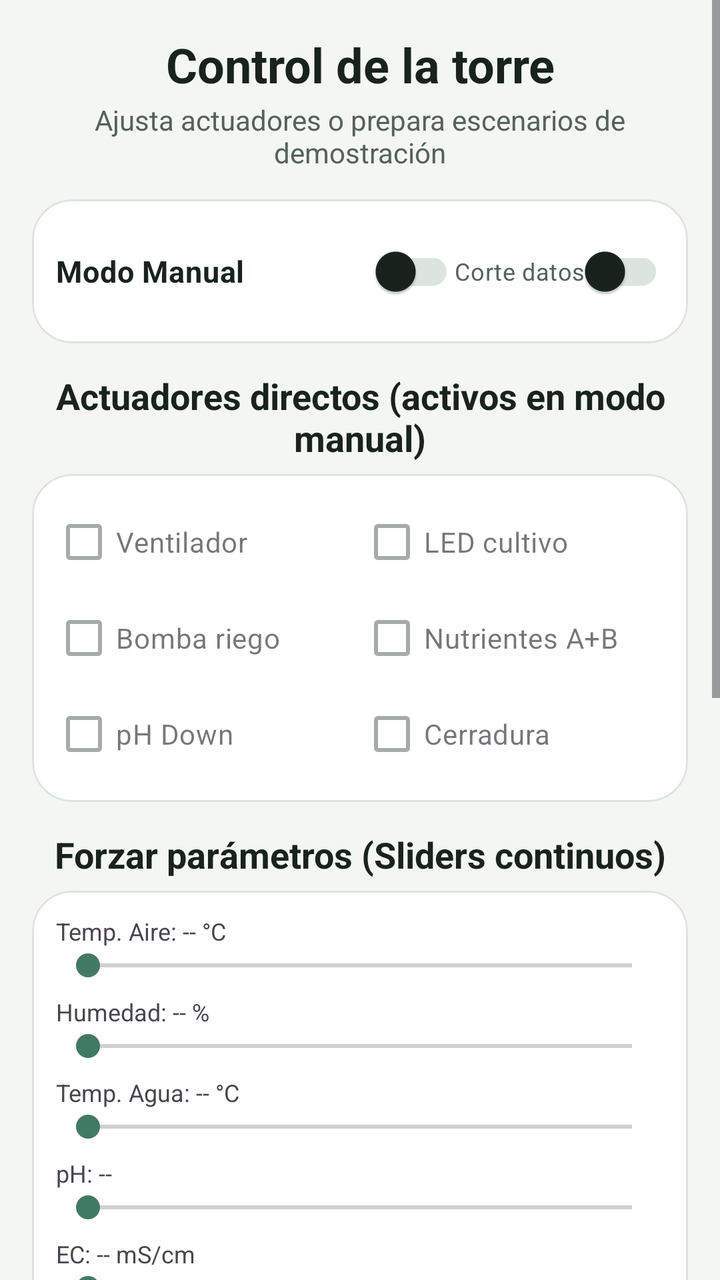
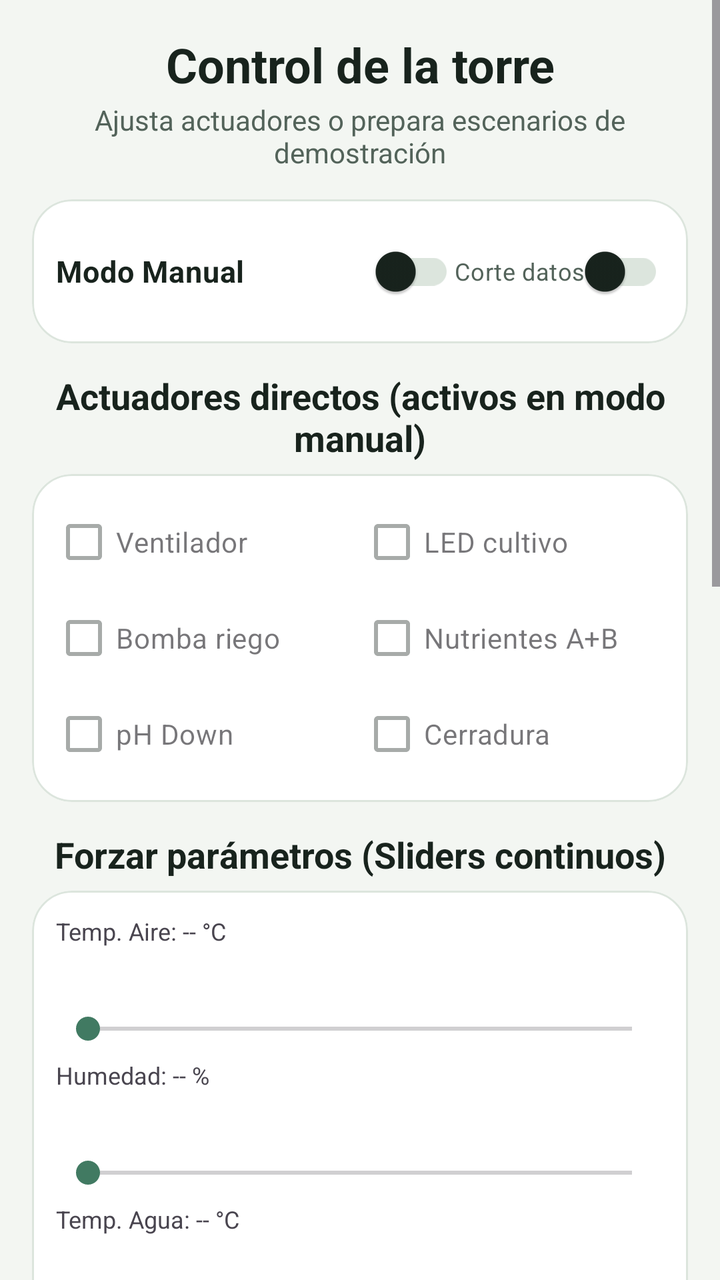

Before-and-after screenshots of an Android layout around one commit, followed by the original layout XML and the change that was made.
<!-- AndroidManifest.xml: application theme Theme.HidroSmart -->
<!-- res/layout/fragment_control.xml -->
<?xml version="1.0" encoding="utf-8"?>
<ScrollView xmlns:android="http://schemas.android.com/apk/res/android"
    xmlns:app="http://schemas.android.com/apk/res-auto"
    android:layout_width="match_parent"
    android:layout_height="match_parent"
    android:background="@color/fondo_pantalla"
    android:fillViewport="true">

    <LinearLayout
        android:layout_width="match_parent"
        android:layout_height="wrap_content"
        android:orientation="vertical"
        android:padding="@dimen/screen_padding">

        <TextView
            android:gravity="center"
            android:layout_width="match_parent"
            android:layout_height="wrap_content"
            android:layout_marginBottom="2dp"
            android:text="@string/control_titulo_pantalla"
            android:textColor="@color/texto_principal"
            android:textSize="24sp"
            android:textStyle="bold" />

        <TextView
            android:gravity="center"
            android:layout_width="match_parent"
            android:layout_height="wrap_content"
            android:layout_marginBottom="14dp"
            android:text="@string/control_subtitulo_pantalla"
            android:textColor="@color/texto_secundario"
            android:textSize="14sp" />

        
        <com.google.android.material.card.MaterialCardView
            android:layout_width="match_parent"
            android:layout_height="wrap_content"
            app:cardCornerRadius="20dp"
            app:cardElevation="0dp">

            <LinearLayout
                android:layout_width="match_parent"
                android:layout_height="wrap_content"
                android:gravity="center_vertical"
                android:orientation="horizontal"
                android:padding="12dp">

                <com.google.android.material.switchmaterial.SwitchMaterial
                    android:id="@+id/swModoManual"
                    android:layout_width="0dp"
                    android:layout_height="wrap_content"
                    android:layout_weight="1"
                    android:text="@string/control_modo_manual"
                    android:textColor="@color/texto_principal"
                    android:textSize="15sp"
                    android:textStyle="bold" />

                <com.google.android.material.switchmaterial.SwitchMaterial
                    android:id="@+id/swCorteDatos"
                    android:layout_width="wrap_content"
                    android:layout_height="wrap_content"
                    android:text="@string/control_corte_datos"
                    android:textColor="@color/texto_secundario"
                    android:textSize="12sp" />
            </LinearLayout>
        </com.google.android.material.card.MaterialCardView>

        
        <TextView
            android:gravity="center"
            android:layout_width="match_parent"
            android:layout_height="wrap_content"
            android:layout_marginTop="14dp"
            android:text="@string/control_actuadores_titulo"
            android:textColor="@color/texto_principal"
            android:textSize="18sp"
            android:textStyle="bold" />

        <com.google.android.material.card.MaterialCardView
            android:layout_width="match_parent"
            android:layout_height="wrap_content"
            android:layout_marginTop="6dp"
            app:cardCornerRadius="20dp"
            app:cardElevation="0dp">

            <GridLayout
                android:layout_width="match_parent"
                android:layout_height="wrap_content"
                android:columnCount="2"
                android:padding="10dp">

                <com.google.android.material.checkbox.MaterialCheckBox
                    android:id="@+id/chkVentilador"
                    android:layout_width="0dp"
                    android:layout_columnWeight="1"
                    android:enabled="false"
                    android:text="@string/control_ventilador" />

                <com.google.android.material.checkbox.MaterialCheckBox
                    android:id="@+id/chkLed"
                    android:layout_width="0dp"
                    android:layout_columnWeight="1"
                    android:enabled="false"
                    android:text="@string/control_led" />

                <com.google.android.material.checkbox.MaterialCheckBox
                    android:id="@+id/chkBomba"
                    android:layout_width="0dp"
                    android:layout_columnWeight="1"
                    android:enabled="false"
                    android:text="@string/control_bomba_riego" />

                <com.google.android.material.checkbox.MaterialCheckBox
                    android:id="@+id/chkNutrientes"
                    android:layout_width="0dp"
                    android:layout_columnWeight="1"
                    android:enabled="false"
                    android:text="@string/control_nutrientes" />

                <com.google.android.material.checkbox.MaterialCheckBox
                    android:id="@+id/chkPhPump"
                    android:layout_width="0dp"
                    android:layout_columnWeight="1"
                    android:enabled="false"
                    android:text="@string/control_ph_down" />

                <com.google.android.material.checkbox.MaterialCheckBox
                    android:id="@+id/chkCerradura"
                    android:layout_width="0dp"
                    android:layout_columnWeight="1"
                    android:enabled="false"
                    android:text="@string/control_cerradura" />
            </GridLayout>
        </com.google.android.material.card.MaterialCardView>

        
        <TextView
            android:gravity="center"
            android:layout_width="match_parent"
            android:layout_height="wrap_content"
            android:layout_marginTop="14dp"
            android:text="@string/control_forzar_parametros"
            android:textColor="@color/texto_principal"
            android:textSize="18sp"
            android:textStyle="bold" />

        <com.google.android.material.card.MaterialCardView
            android:layout_width="match_parent"
            android:layout_height="wrap_content"
            android:layout_marginTop="6dp"
            app:cardCornerRadius="20dp"
            app:cardElevation="0dp">

            <LinearLayout
                android:layout_width="match_parent"
                android:layout_height="wrap_content"
                android:orientation="vertical"
                android:padding="12dp">

                
                <TextView android:id="@+id/lblSeekAire" android:layout_width="wrap_content" android:layout_height="wrap_content" android:text="@string/control_temp_aire_inicial" android:textSize="12sp" />
                <SeekBar android:id="@+id/seekAire" android:layout_width="match_parent" android:layout_height="wrap_content" android:max="45" />

                
                <TextView android:id="@+id/lblSeekHum" android:layout_width="wrap_content" android:layout_height="wrap_content" android:layout_marginTop="6dp" android:text="@string/control_humedad_inicial" android:textSize="12sp" />
                <SeekBar android:id="@+id/seekHum" android:layout_width="match_parent" android:layout_height="wrap_content" android:max="100" />

                
                <TextView android:id="@+id/lblSeekAgua" android:layout_width="wrap_content" android:layout_height="wrap_content" android:layout_marginTop="6dp" android:text="@string/control_temp_agua_inicial" android:textSize="12sp" />
                <SeekBar android:id="@+id/seekAgua" android:layout_width="match_parent" android:layout_height="wrap_content" android:max="30" />

                
                <TextView android:id="@+id/lblSeekPh" android:layout_width="wrap_content" android:layout_height="wrap_content" android:layout_marginTop="6dp" android:text="@string/control_ph_inicial" android:textSize="12sp" />
                <SeekBar android:id="@+id/seekPh" android:layout_width="match_parent" android:layout_height="wrap_content" android:max="60" />

                
                <TextView android:id="@+id/lblSeekEc" android:layout_width="wrap_content" android:layout_height="wrap_content" android:layout_marginTop="6dp" android:text="@string/control_ec_inicial" android:textSize="12sp" />
                <SeekBar android:id="@+id/seekEc" android:layout_width="match_parent" android:layout_height="wrap_content" android:max="45" />

                
                <TextView android:id="@+id/lblSeekLux" android:layout_width="wrap_content" android:layout_height="wrap_content" android:layout_marginTop="6dp" android:text="@string/control_luz_inicial" android:textSize="12sp" />
                <SeekBar android:id="@+id/seekLux" android:layout_width="match_parent" android:layout_height="wrap_content" android:max="100" />

                
                <TextView android:id="@+id/lblSeekNivel" android:layout_width="wrap_content" android:layout_height="wrap_content" android:layout_marginTop="6dp" android:text="@string/control_nivel_inicial" android:textSize="12sp" />
                <SeekBar android:id="@+id/seekNivel" android:layout_width="match_parent" android:layout_height="wrap_content" android:max="100" />
            </LinearLayout>
        </com.google.android.material.card.MaterialCardView>

        
        <TextView
            android:gravity="center"
            android:layout_width="match_parent"
            android:layout_height="wrap_content"
            android:layout_marginTop="14dp"
            android:text="@string/control_inyectar_escenarios"
            android:textColor="@color/texto_principal"
            android:textSize="18sp"
            android:textStyle="bold" />

        <GridLayout
            android:layout_width="match_parent"
            android:layout_height="wrap_content"
            android:layout_marginTop="6dp"
            android:columnCount="2">

            <Button android:id="@+id/btnEscCalor" style="?attr/materialButtonOutlinedStyle" android:layout_width="0dp" android:layout_columnWeight="1" android:layout_margin="2dp" android:text="@string/control_escenario_calor" />
            <Button android:id="@+id/btnEscFrio" style="?attr/materialButtonOutlinedStyle" android:layout_width="0dp" android:layout_columnWeight="1" android:layout_margin="2dp" android:text="@string/control_escenario_frio" />
            <Button android:id="@+id/btnEscAguaCal" style="?attr/materialButtonOutlinedStyle" android:layout_width="0dp" android:layout_columnWeight="1" android:layout_margin="2dp" android:text="@string/control_escenario_agua_caliente" />
            <Button android:id="@+id/btnEscAguaFria" style="?attr/materialButtonOutlinedStyle" android:layout_width="0dp" android:layout_columnWeight="1" android:layout_margin="2dp" android:text="@string/control_escenario_agua_fria" />
            <Button android:id="@+id/btnEscPhAlto" style="?attr/materialButtonOutlinedStyle" android:layout_width="0dp" android:layout_columnWeight="1" android:layout_margin="2dp" android:text="@string/control_escenario_ph_alto" />
            <Button android:id="@+id/btnEscPhBajo" style="?attr/materialButtonOutlinedStyle" android:layout_width="0dp" android:layout_columnWeight="1" android:layout_margin="2dp" android:text="@string/control_escenario_ph_bajo" />
            <Button android:id="@+id/btnEscEcBaja" style="?attr/materialButtonOutlinedStyle" android:layout_width="0dp" android:layout_columnWeight="1" android:layout_margin="2dp" android:text="@string/control_escenario_ec_baja" />
            <Button android:id="@+id/btnEscEcAlta" style="?attr/materialButtonOutlinedStyle" android:layout_width="0dp" android:layout_columnWeight="1" android:layout_margin="2dp" android:text="@string/control_escenario_ec_alta" />
            <Button android:id="@+id/btnEscOscuridad" style="?attr/materialButtonOutlinedStyle" android:layout_width="0dp" android:layout_columnWeight="1" android:layout_margin="2dp" android:text="@string/control_escenario_poca_luz" />
            <Button android:id="@+id/btnEscNivelBajo" style="?attr/materialButtonOutlinedStyle" android:layout_width="0dp" android:layout_columnWeight="1" android:layout_margin="2dp" android:text="@string/control_escenario_nivel_bajo" />
            <Button android:id="@+id/btnEscNivelCritico" style="?attr/materialButtonOutlinedStyle" android:layout_width="0dp" android:layout_columnWeight="1" android:layout_margin="2dp" android:text="@string/control_escenario_nivel_critico" />
            <Button android:id="@+id/btnEscNormal" style="?attr/materialButtonOutlinedStyle" android:layout_width="0dp" android:layout_columnWeight="1" android:layout_margin="2dp" android:text="@string/control_escenario_normal" />
        </GridLayout>

        <Button
            android:id="@+id/btnRellenarEstanque"
            android:layout_width="match_parent"
            android:layout_height="wrap_content"
            android:layout_marginTop="8dp"
            android:text="@string/control_rellenar_estanque" />

    </LinearLayout>
</ScrollView>
<!-- resources referenced by this layout -->
<resources>
  <color name="fondo_pantalla">#F3F6F2</color>
  <color name="texto_principal">#18231D</color>
  <color name="texto_secundario">#53635A</color>
  <dimen name="screen_padding">16dp</dimen>
  <string name="control_actuadores_titulo">Actuadores directos (activos en modo manual)</string>
  <string name="control_bomba_riego">Bomba riego</string>
  <string name="control_cerradura">Cerradura</string>
  <string name="control_corte_datos">Corte datos</string>
  <string name="control_ec_inicial">EC: -- mS/cm</string>
  <string name="control_escenario_agua_caliente">Agua caliente</string>
  <string name="control_escenario_agua_fria">Agua fría</string>
  <string name="control_escenario_calor">Calor</string>
  <string name="control_escenario_ec_alta">EC alta</string>
  <string name="control_escenario_ec_baja">EC baja</string>
  <string name="control_escenario_frio">Frío</string>
  <string name="control_escenario_nivel_bajo">Nivel bajo</string>
  <string name="control_escenario_nivel_critico">Nivel crítico</string>
  <string name="control_escenario_normal">Normal</string>
  <string name="control_escenario_ph_alto">pH alto</string>
  <string name="control_escenario_ph_bajo">pH bajo</string>
  <string name="control_escenario_poca_luz">Poca luz</string>
  <string name="control_forzar_parametros">Forzar parámetros (Sliders continuos)</string>
  <string name="control_humedad_inicial" formatted="false">Humedad: -- %</string>
  <string name="control_inyectar_escenarios">Inyectar escenarios de falla / prueba</string>
  <string name="control_led">LED cultivo</string>
  <string name="control_luz_inicial">Luz: -- lux</string>
  <string name="control_modo_manual">Modo Manual</string>
  <string name="control_nivel_inicial" formatted="false">Nivel Estanque: -- %</string>
  <string name="control_nutrientes">Nutrientes A+B</string>
  <string name="control_ph_down">pH Down</string>
  <string name="control_ph_inicial">pH: --</string>
  <string name="control_rellenar_estanque" formatted="false">Rellenar estanque (100%)</string>
  <string name="control_subtitulo_pantalla">Ajusta actuadores o prepara escenarios de demostración</string>
  <string name="control_temp_agua_inicial">Temp. Agua: -- °C</string>
  <string name="control_temp_aire_inicial">Temp. Aire: -- °C</string>
  <string name="control_titulo_pantalla">Control de la torre</string>
  <string name="control_ventilador">Ventilador</string>
  <style name="Theme.HidroSmart" parent="Base.Theme.HidroSmart" />
  <color name="verde_primario">#1D5C45</color>
  <color name="verde_primario_variante">#123F30</color>
  <color name="white">#FFFFFFFF</color>
  <color name="verde_claro">#E5F1E9</color>
  <color name="verde_secundario">#417A62</color>
  <color name="superficie_tarjeta">#FFFFFF</color>
  <color name="divisor">#DCE5DD</color>
  <color name="alerta_error">#B3261E</color>
  <style name="Widget.HidroSmart.Button" parent="Widget.Material3.Button">
          <item name="cornerRadius">16dp</item>
          <item name="android:textAllCaps">false</item>
      </style>
  <style name="Widget.HidroSmart.Button.Outlined" parent="Widget.Material3.Button.OutlinedButton">
          <item name="cornerRadius">16dp</item>
          <item name="android:textAllCaps">false</item>
      </style>
  <!-- unchanged entries left out for length: 2 -->
</resources>

<!-- the commit's change to res/layout/fragment_control.xml (unified diff, before → after) -->
@@ -41,6 +41,7 @@
             <LinearLayout
                 android:layout_width="match_parent"
                 android:layout_height="wrap_content"
+                android:minHeight="48dp"
                 android:gravity="center_vertical"
                 android:orientation="horizontal"
                 android:padding="12dp">
@@ -158,32 +159,125 @@
                 android:padding="12dp">
 
                 
-                <TextView android:id="@+id/lblSeekAire" android:layout_width="wrap_content" android:layout_height="wrap_content" android:text="@string/control_temp_aire_inicial" android:textSize="12sp" />
-                <SeekBar android:id="@+id/seekAire" android:layout_width="match_parent" android:layout_height="wrap_content" android:max="45" />
-
-                
-                <TextView android:id="@+id/lblSeekHum" android:layout_width="wrap_content" android:layout_height="wrap_content" android:layout_marginTop="6dp" android:text="@string/control_humedad_inicial" android:textSize="12sp" />
-                <SeekBar android:id="@+id/seekHum" android:layout_width="match_parent" android:layout_height="wrap_content" android:max="100" />
-
-                
-                <TextView android:id="@+id/lblSeekAgua" android:layout_width="wrap_content" android:layout_height="wrap_content" android:layout_marginTop="6dp" android:text="@string/control_temp_agua_inicial" android:textSize="12sp" />
-                <SeekBar android:id="@+id/seekAgua" android:layout_width="match_parent" android:layout_height="wrap_content" android:max="30" />
-
-                
-                <TextView android:id="@+id/lblSeekPh" android:layout_width="wrap_content" android:layout_height="wrap_content" android:layout_marginTop="6dp" android:text="@string/control_ph_inicial" android:textSize="12sp" />
-                <SeekBar android:id="@+id/seekPh" android:layout_width="match_parent" android:layout_height="wrap_content" android:max="60" />
-
-                
-                <TextView android:id="@+id/lblSeekEc" android:layout_width="wrap_content" android:layout_height="wrap_content" android:layout_marginTop="6dp" android:text="@string/control_ec_inicial" android:textSize="12sp" />
-                <SeekBar android:id="@+id/seekEc" android:layout_width="match_parent" android:layout_height="wrap_content" android:max="45" />
-
-                
-                <TextView android:id="@+id/lblSeekLux" android:layout_width="wrap_content" android:layout_height="wrap_content" android:layout_marginTop="6dp" android:text="@string/control_luz_inicial" android:textSize="12sp" />
-                <SeekBar android:id="@+id/seekLux" android:layout_width="match_parent" android:layout_height="wrap_content" android:max="100" />
-
-                
-                <TextView android:id="@+id/lblSeekNivel" android:layout_width="wrap_content" android:layout_height="wrap_content" android:layout_marginTop="6dp" android:text="@string/control_nivel_inicial" android:textSize="12sp" />
-                <SeekBar android:id="@+id/seekNivel" android:layout_width="match_parent" android:layout_height="wrap_content" android:max="100" />
+                <TextView
+                    android:id="@+id/lblSeekAire"
+                    android:layout_width="wrap_content"
+                    android:layout_height="wrap_content"
+                    android:minHeight="48dp"
+                    android:contentDescription="@string/desc_seek_aire"
+                    android:text="@string/control_temp_aire_inicial"
+                    android:textSize="12sp" />
+
+                <SeekBar
+                    android:id="@+id/seekAire"
+                    android:layout_width="match_parent"
+                    android:layout_height="wrap_content"
+                    android:max="45" />
+
+                
+                <TextView
+                    android:id="@+id/lblSeekHum"
+                    android:layout_width="wrap_content"
+                    android:layout_height="wrap_content"
+                    android:minHeight="48dp"
+                    android:contentDescription="@string/desc_seek_humedad"
+                    android:layout_marginTop="6dp"
+                    android:text="@string/control_humedad_inicial"
+                    android:textSize="12sp" />
+
+                <SeekBar
+                    android:id="@+id/seekHum"
+                    android:layout_width="match_parent"
+                    android:layout_height="wrap_content"
+                    android:max="100" />
+
+                
+                <TextView
+                    android:id="@+id/lblSeekAgua"
+                    android:layout_width="wrap_content"
+                    android:layout_height="wrap_content"
+                    android:minHeight="48dp"
+                    android:contentDescription="@string/desc_seek_agua"
+                    android:layout_marginTop="6dp"
+                    android:text="@string/control_temp_agua_inicial"
+                    android:textSize="12sp" />
+
+                <SeekBar
+                    android:id="@+id/seekAgua"
+                    android:layout_width="match_parent"
+                    android:layout_height="wrap_content"
+                    android:max="30" />
+
+                
+                <TextView
+                    android:id="@+id/lblSeekPh"
+                    android:layout_width="wrap_content"
+                    android:layout_height="wrap_content"
+                    android:minHeight="48dp"
+                    android:contentDescription="@string/desc_seek_ph"
+                    android:layout_marginTop="6dp"
+                    android:text="@string/control_ph_inicial"
+                    android:textSize="12sp" />
+
+                <SeekBar
+                    android:id="@+id/seekPh"
+                    android:layout_width="match_parent"
+                    android:layout_height="wrap_content"
+                    android:max="60" />
+
+                
+                <TextView
+                    android:id="@+id/lblSeekEc"
+                    android:layout_width="wrap_content"
+                    android:layout_height="wrap_content"
+                    android:minHeight="48dp"
+                    android:contentDescription="@string/desc_seek_ec"
+                    android:layout_marginTop="6dp"
+                    android:text="@string/control_ec_inicial"
+                    android:textSize="12sp" />
+
+                <SeekBar
+                    android:id="@+id/seekEc"
+                    android:layout_width="match_parent"
+                    android:layout_height="wrap_content"
+                    android:max="45"
+
+                    />
+
+                
+                <TextView
+                    android:id="@+id/lblSeekLux"
+                    android:layout_width="wrap_content"
+                    android:layout_height="wrap_content"
+                    android:minHeight="48dp"
+                    android:contentDescription="@string/desc_seek_lux"
+                    android:layout_marginTop="6dp"
+                    android:text="@string/control_luz_inicial"
+                    android:textSize="12sp" />
+
+                <SeekBar
+                    android:id="@+id/seekLux"
+                    android:layout_width="match_parent"
+                    android:layout_height="wrap_content"
+                    android:max="100" />
+
+                
+                <TextView
+                    android:id="@+id/lblSeekNivel"
+                    android:layout_width="wrap_content"
+                    android:layout_height="wrap_content"
+                    android:minHeight="48dp"
+                    android:contentDescription="@string/desc_seek_nivelAgua"
+                    android:layout_marginTop="6dp"
+                    android:text="@string/control_nivel_inicial"
+                    android:textSize="12sp" />
+
+                <SeekBar
+                    android:id="@+id/seekNivel"
+                    android:layout_width="match_parent"
+                    android:layout_height="wrap_content"
+                    android:max="100"
+                    />
             </LinearLayout>
         </com.google.android.material.card.MaterialCardView>
 
@@ -204,18 +298,102 @@
             android:layout_marginTop="6dp"
             android:columnCount="2">
 
-            <Button android:id="@+id/btnEscCalor" style="?attr/materialButtonOutlinedStyle" android:layout_width="0dp" android:layout_columnWeight="1" android:layout_margin="2dp" android:text="@string/control_escenario_calor" />
-            <Button android:id="@+id/btnEscFrio" style="?attr/materialButtonOutlinedStyle" android:layout_width="0dp" android:layout_columnWeight="1" android:layout_margin="2dp" android:text="@string/control_escenario_frio" />
-            <Button android:id="@+id/btnEscAguaCal" style="?attr/materialButtonOutlinedStyle" android:layout_width="0dp" android:layout_columnWeight="1" android:layout_margin="2dp" android:text="@string/control_escenario_agua_caliente" />
-            <Button android:id="@+id/btnEscAguaFria" style="?attr/materialButtonOutlinedStyle" android:layout_width="0dp" android:layout_columnWeight="1" android:layout_margin="2dp" android:text="@string/control_escenario_agua_fria" />
-            <Button android:id="@+id/btnEscPhAlto" style="?attr/materialButtonOutlinedStyle" android:layout_width="0dp" android:layout_columnWeight="1" android:layout_margin="2dp" android:text="@string/control_escenario_ph_alto" />
-            <Button android:id="@+id/btnEscPhBajo" style="?attr/materialButtonOutlinedStyle" android:layout_width="0dp" android:layout_columnWeight="1" android:layout_margin="2dp" android:text="@string/control_escenario_ph_bajo" />
-            <Button android:id="@+id/btnEscEcBaja" style="?attr/materialButtonOutlinedStyle" android:layout_width="0dp" android:layout_columnWeight="1" android:layout_margin="2dp" android:text="@string/control_escenario_ec_baja" />
-            <Button android:id="@+id/btnEscEcAlta" style="?attr/materialButtonOutlinedStyle" android:layout_width="0dp" android:layout_columnWeight="1" android:layout_margin="2dp" android:text="@string/control_escenario_ec_alta" />
-            <Button android:id="@+id/btnEscOscuridad" style="?attr/materialButtonOutlinedStyle" android:layout_width="0dp" android:layout_columnWeight="1" android:layout_margin="2dp" android:text="@string/control_escenario_poca_luz" />
-            <Button android:id="@+id/btnEscNivelBajo" style="?attr/materialButtonOutlinedStyle" android:layout_width="0dp" android:layout_columnWeight="1" android:layout_margin="2dp" android:text="@string/control_escenario_nivel_bajo" />
-            <Button android:id="@+id/btnEscNivelCritico" style="?attr/materialButtonOutlinedStyle" android:layout_width="0dp" android:layout_columnWeight="1" android:layout_margin="2dp" android:text="@string/control_escenario_nivel_critico" />
-            <Button android:id="@+id/btnEscNormal" style="?attr/materialButtonOutlinedStyle" android:layout_width="0dp" android:layout_columnWeight="1" android:layout_margin="2dp" android:text="@string/control_escenario_normal" />
+            <Button
+                android:id="@+id/btnEscCalor" style="?attr/materialButtonOutlinedStyle"
+                android:layout_width="0dp"
+                android:layout_columnWeight="1"
+                android:layout_margin="2dp"
+                android:text="@string/control_escenario_calor"
+                />
+            <Button
+                android:id="@+id/btnEscFrio" style="?attr/materialButtonOutlinedStyle"
+                android:layout_width="0dp"
+                android:layout_columnWeight="1"
+                android:layout_margin="2dp"
+                android:text="@string/control_escenario_frio"
+                />
+
+            <Button
+                android:id="@+id/btnEscAguaCal"
+                style="?attr/materialButtonOutlinedStyle"
+                android:layout_width="0dp"
+                android:layout_columnWeight="1"
+                android:layout_margin="2dp"
+                android:text="@string/control_escenario_agua_caliente"
+                />
+
+            <Button
+                android:id="@+id/btnEscAguaFria"
+                style="?attr/materialButtonOutlinedStyle"
+                android:layout_width="0dp"
+                android:layout_columnWeight="1"
+                android:layout_margin="2dp"
+                android:text="@string/control_escenario_agua_fria" />
+
+            <Button
+                android:id="@+id/btnEscPhAlto"
+                style="?attr/materialButtonOutlinedStyle"
+                android:layout_width="0dp"
+                android:layout_columnWeight="1"
+                android:layout_margin="2dp"
+                android:text="@string/control_escenario_ph_alto" />
+
+            <Button
+                android:id="@+id/btnEscPhBajo"
+                style="?attr/materialButtonOutlinedStyle"
+                android:layout_width="0dp"
+                android:layout_columnWeight="1"
+                android:layout_margin="2dp"
+                android:text="@string/control_escenario_ph_bajo" />
+
+            <Button
+                android:id="@+id/btnEscEcBaja"
+                style="?attr/materialButtonOutlinedStyle"
+                android:layout_width="0dp"
+                android:layout_columnWeight="1"
+                android:layout_margin="2dp"
+                android:text="@string/control_escenario_ec_baja" />
+
+            <Button
+                android:id="@+id/btnEscEcAlta"
+                style="?attr/materialButtonOutlinedStyle"
+                android:layout_width="0dp"
+                android:layout_columnWeight="1"
+                android:layout_margin="2dp"
+                android:text="@string/control_escenario_ec_alta" />
+
+            <Button
+                android:id="@+id/btnEscOscuridad"
+                style="?attr/materialButtonOutlinedStyle"
+                android:layout_width="0dp"
+                android:layout_columnWeight="1"
+                android:layout_margin="2dp"
+                android:text="@string/control_escenario_poca_luz" />
+
+            <Button
+                android:id="@+id/btnEscNivelBajo"
+                style="?attr/materialButtonOutlinedStyle"
+                android:layout_width="0dp"
+                android:layout_columnWeight="1"
+                android:layout_margin="2dp"
+                android:text="@string/control_escenario_nivel_bajo" />
+
+            <Button
+                android:id="@+id/btnEscNivelCritico"
+                style="?attr/materialButtonOutlinedStyle"
+                android:layout_width="0dp"
+                android:layout_columnWeight="1"
+                android:layout_margin="2dp"
+                android:text="@string/control_escenario_nivel_critico" />
+
+            <Button
+                android:id="@+id/btnEscNormal"
+                style="?attr/materialButtonOutlinedStyle"
+                android:layout_width="0dp"
+                android:layout_columnWeight="1"
+                android:layout_margin="2dp"
+                android:text="@string/control_escenario_normal" />
+
         </GridLayout>
 
         <Button
<!-- resource entries referenced after the edit -->
@@ -37,6 +37,13 @@
   <string name="control_temp_aire_inicial">Temp. Aire: -- °C</string>
   <string name="control_titulo_pantalla">Control de la torre</string>
   <string name="control_ventilador">Ventilador</string>
+  <string name="desc_seek_agua">Temperatura del aire</string>
+  <string name="desc_seek_aire">Temperatura del aire</string>
+  <string name="desc_seek_ec">Temperatura del aire</string>
+  <string name="desc_seek_humedad">Temperatura del aire</string>
+  <string name="desc_seek_lux">Temperatura del aire</string>
+  <string name="desc_seek_nivelAgua">Temperatura del aire</string>
+  <string name="desc_seek_ph">Temperatura del aire</string>
   <style name="Theme.HidroSmart" parent="Base.Theme.HidroSmart" />
   <color name="verde_primario">#1D5C45</color>
   <color name="verde_primario_variante">#123F30</color>
